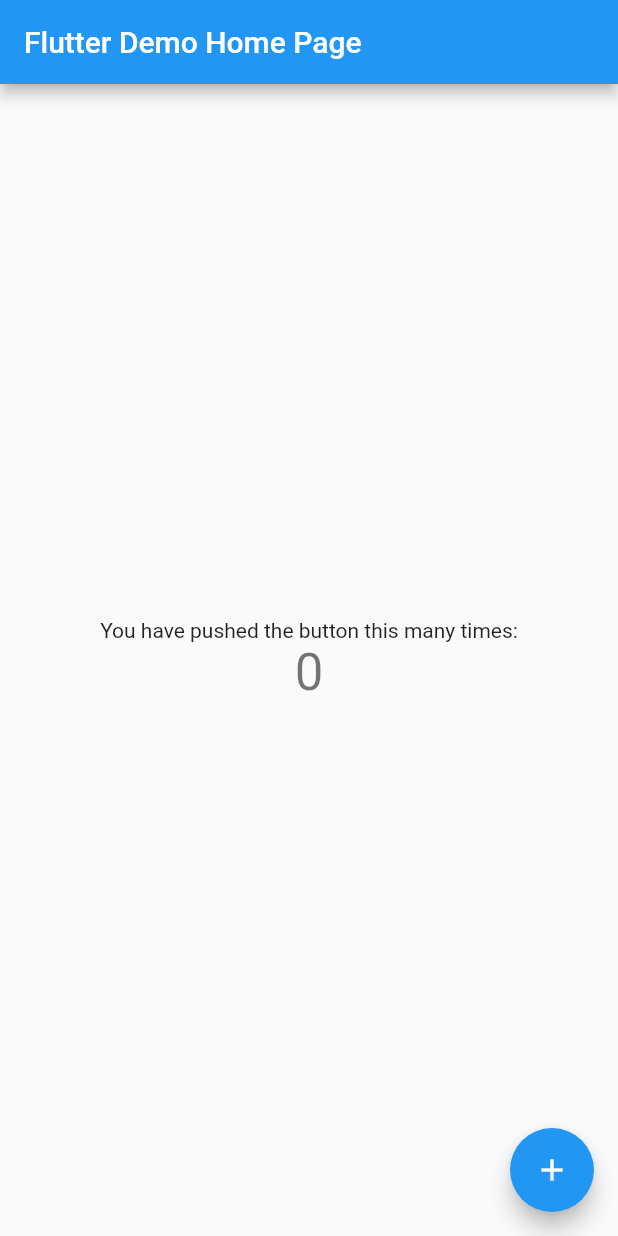
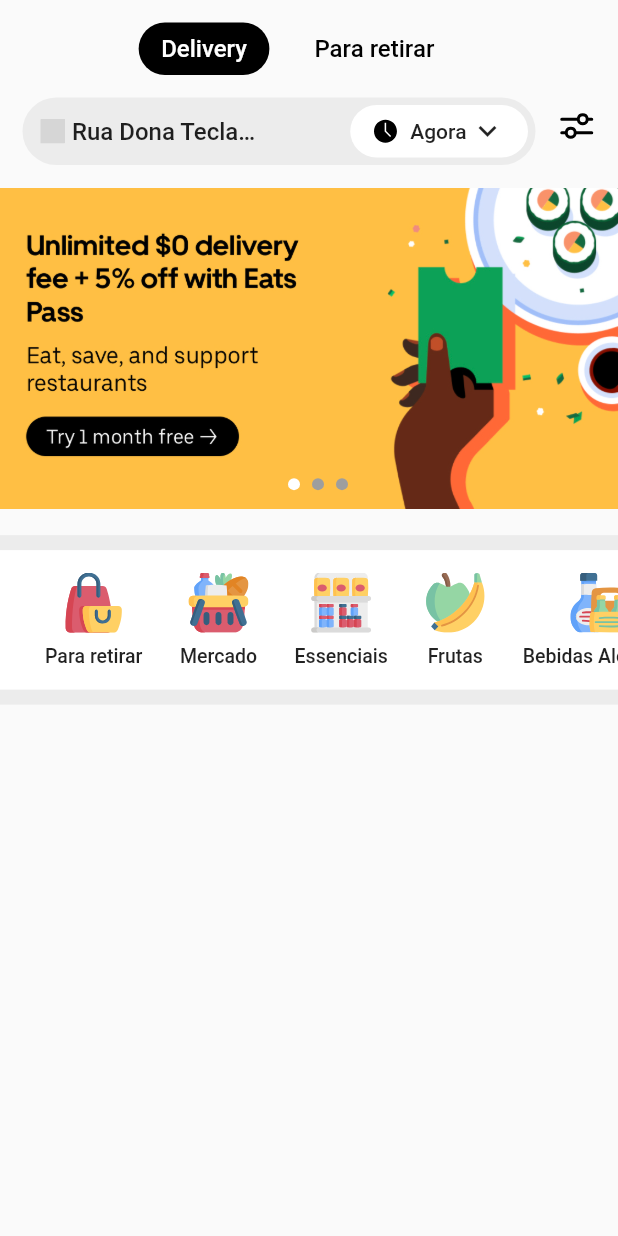
Before and after one commit to raphaeroo/flutter__uber-eats_ui-clone, a Flutter app: the screen it shows after launch, on a phone screen of 412 x 824 dp. Run offline on Flutter 3.47's test engine with Material 2 defaults, Android fonts, the light colour scheme and no system bars; drawn by our look-alikes of carousel_slider; our stand-ins replace animate_do, flutter_svg; grey boxes are pictures that could not be loaded.

Commit message:
finish item categories

```diff
--- a/lib/main.dart
+++ b/lib/main.dart
@@ -1,113 +1,6 @@
 import 'package:flutter/material.dart';
+import 'package:uber_eats_clone/pages/home_page.dart';
 
 void main() {
-  runApp(MyApp());
+  runApp(MaterialApp(debugShowCheckedModeBanner: false, home: HomePage()));
 }
-
-class MyApp extends StatelessWidget {
-  // This widget is the root of your application.
-  @override
-  Widget build(BuildContext context) {
-    return MaterialApp(
-      title: 'Flutter Demo',
-      theme: ThemeData(
-        // This is the theme of your application.
-        //
-        // Try running your application with "flutter run". You'll see the
-        // application has a blue toolbar. Then, without quitting the app, try
-        // changing the primarySwatch below to Colors.green and then invoke
-        // "hot reload" (press "r" in the console where you ran "flutter run",
-        // or simply save your changes to "hot reload" in a Flutter IDE).
-        // Notice that the counter didn't reset back to zero; the application
-        // is not restarted.
-        primarySwatch: Colors.blue,
-      ),
-      home: MyHomePage(title: 'Flutter Demo Home Page'),
-    );
-  }
-}
-
-class MyHomePage extends StatefulWidget {
-  MyHomePage({Key key, this.title}) : super(key: key);
-
-  // This widget is the home page of your application. It is stateful, meaning
-  // that it has a State object (defined below) that contains fields that affect
-  // how it looks.
-
-  // This class is the configuration for the state. It holds the values (in this
-  // case the title) provided by the parent (in this case the App widget) and
-  // used by the build method of the State. Fields in a Widget subclass are
-  // always marked "final".
-
-  final String title;
-
-  @override
-  _MyHomePageState createState() => _MyHomePageState();
-}
-
-class _MyHomePageState extends State<MyHomePage> {
-  int _counter = 0;
-
-  void _incrementCounter() {
-    setState(() {
-      // This call to setState tells the Flutter framework that something has
-      // changed in this State, which causes it to rerun the build method below
-      // so that the display can reflect the updated values. If we changed
-      // _counter without calling setState(), then the build method would not be
-      // called again, and so nothing would appear to happen.
-      _counter++;
-    });
-  }
-
-  @override
-  Widget build(BuildContext context) {
-    // This method is rerun every time setState is called, for instance as done
-    // by the _incrementCounter method above.
-    //
-    // The Flutter framework has been optimized to make rerunning build methods
-    // fast, so that you can just rebuild anything that needs updating rather
-    // than having to individually change instances of widgets.
-    return Scaffold(
-      appBar: AppBar(
-        // Here we take the value from the MyHomePage object that was created by
-        // the App.build method, and use it to set our appbar title.
-        title: Text(widget.title),
-      ),
-      body: Center(
-        // Center is a layout widget. It takes a single child and positions it
-        // in the middle of the parent.
-        child: Column(
-          // Column is also a layout widget. It takes a list of children and
-          // arranges them vertically. By default, it sizes itself to fit its
-          // children horizontally, and tries to be as tall as its parent.
-          //
-          // Invoke "debug painting" (press "p" in the console, choose the
-          // "Toggle Debug Paint" action from the Flutter Inspector in Android
-          // Studio, or the "Toggle Debug Paint" command in Visual Studio Code)
-          // to see the wireframe for each widget.
-          //
-          // Column has various properties to control how it sizes itself and
-          // how it positions its children. Here we use mainAxisAlignment to
-          // center the children vertically; the main axis here is the vertical
-          // axis because Columns are vertical (the cross axis would be
-          // horizontal).
-          mainAxisAlignment: MainAxisAlignment.center,
-          children: <Widget>[
-            Text(
-              'You have pushed the button this many times:',
-            ),
-            Text(
-              '$_counter',
-              style: Theme.of(context).textTheme.headline4,
-            ),
-          ],
-        ),
-      ),
-      floatingActionButton: FloatingActionButton(
-        onPressed: _incrementCounter,
-        tooltip: 'Increment',
-        child: Icon(Icons.add),
-      ), // This trailing comma makes auto-formatting nicer for build methods.
-    );
-  }
-}
--- /dev/null
+++ b/lib/pages/home_page.dart
@@ -0,0 +1,221 @@
+import 'package:animate_do/animate_do.dart';
+import 'package:flutter/material.dart';
+import 'package:flutter_svg/flutter_svg.dart';
+import 'package:uber_eats_clone/json/home_page_json.dart';
+import 'package:uber_eats_clone/theme/colors.dart';
+import 'package:uber_eats_clone/theme/styles.dart';
+import 'package:uber_eats_clone/widgets/custom_slider.dart';
+
+class HomePage extends StatefulWidget {
+  @override
+  _HomePageState createState() => _HomePageState();
+}
+
+class _HomePageState extends State<HomePage> {
+  int activeMenu = 0;
+
+  @override
+  Widget build(BuildContext context) {
+    return Scaffold(body: getBody());
+  }
+
+  Widget getBody() {
+    var size = MediaQuery.of(context).size;
+    return ListView(children: [
+      Column(crossAxisAlignment: CrossAxisAlignment.start, children: [
+        SizedBox(
+          height: 15,
+        ),
+        headerComponent(),
+        searchBar(size),
+        slider(),
+        fastIcons(size),
+      ])
+    ]);
+  }
+
+  Widget headerComponent() {
+    return Column(
+      children: [
+        Row(
+          mainAxisAlignment: MainAxisAlignment.center,
+          children: List.generate(menu.length, (index) {
+            return Padding(
+              padding: const EdgeInsets.only(right: 15),
+              child: GestureDetector(
+                onTap: () {
+                  setState(() {
+                    activeMenu = index;
+                  });
+                },
+                child: activeMenu == index
+                    ? ElasticIn(
+                        child: Container(
+                          decoration: BoxDecoration(
+                              color: black,
+                              borderRadius: BorderRadius.circular(30)),
+                          child: Padding(
+                            padding: EdgeInsets.only(
+                                left: 15, right: 15, bottom: 8, top: 8),
+                            child: Row(
+                              children: [
+                                Text(menu[index],
+                                    style: TextStyle(
+                                        fontSize: 16,
+                                        color: white,
+                                        fontWeight: FontWeight.w500))
+                              ],
+                            ),
+                          ),
+                        ),
+                      )
+                    : Container(
+                        decoration: BoxDecoration(
+                            color: Colors.transparent,
+                            borderRadius: BorderRadius.circular(30)),
+                        child: Padding(
+                          padding: EdgeInsets.only(
+                              left: 15, right: 15, bottom: 8, top: 8),
+                          child: Row(
+                            children: [
+                              Text(menu[index],
+                                  style: TextStyle(
+                                      fontSize: 16,
+                                      color: black,
+                                      fontWeight: FontWeight.w500))
+                            ],
+                          ),
+                        ),
+                      ),
+              ),
+            );
+          }),
+        ),
+        SizedBox(height: 15)
+      ],
+    );
+  }
+
+  Widget searchBar(size) {
+    return Column(
+      children: [
+        Row(children: [
+          Container(
+            margin: EdgeInsets.only(left: 15),
+            height: 45,
+            width: size.width - 70,
+            decoration: BoxDecoration(
+              color: textFieldColor,
+              borderRadius: BorderRadius.circular(30),
+            ),
+            child: Row(
+              mainAxisAlignment: MainAxisAlignment.spaceBetween,
+              children: [
+                Padding(
+                  padding: EdgeInsets.all(12),
+                  child: Row(
+                    children: [
+                      SvgPicture.asset(
+                        'assets/images/pin_icon.svg',
+                        width: 16,
+                      ),
+                      SizedBox(
+                        width: 5,
+                      ),
+                      Container(
+                        width: 125,
+                        child: Text(
+                          'Rua Dona Tecla, 350',
+                          style: customContent,
+                          overflow: TextOverflow.ellipsis,
+                        ),
+                      )
+                    ],
+                  ),
+                ),
+                Padding(
+                  padding: EdgeInsets.all(5),
+                  child: Container(
+                    height: 35,
+                    decoration: BoxDecoration(
+                        color: white, borderRadius: BorderRadius.circular(30)),
+                    child: Padding(
+                      padding: EdgeInsets.only(left: 15, right: 15),
+                      child: Row(
+                        children: [
+                          SvgPicture.asset('assets/images/time_icon.svg',
+                              width: 17),
+                          SizedBox(width: 8),
+                          Text(
+                            'Agora',
+                            style: TextStyle(
+                                fontSize: 14, fontWeight: FontWeight.w500),
+                          ),
+                          SizedBox(width: 2),
+                          Icon(Icons.keyboard_arrow_down)
+                        ],
+                      ),
+                    ),
+                  ),
+                ),
+              ],
+            ),
+          ),
+          Expanded(
+              child: Container(
+                  child: SvgPicture.asset('assets/images/filter_icon.svg')))
+        ]),
+        SizedBox(height: 15),
+      ],
+    );
+  }
+
+  Widget slider() {
+    return CustomSliderWidget(
+      items: [
+        'assets/images/slide_1.jpg',
+        'assets/images/slide_2.jpg',
+        'assets/images/slide_3.jpg',
+      ],
+    );
+  }
+
+  Widget fastIcons(size) {
+    return Container(
+      width: size.width,
+      decoration: BoxDecoration(color: textFieldColor),
+      child: Padding(
+        padding: EdgeInsets.only(bottom: 10, top: 10),
+        child: Container(
+          decoration: BoxDecoration(color: white),
+          child: Padding(
+            padding: EdgeInsets.only(top: 15, bottom: 15),
+            child: SingleChildScrollView(
+              scrollDirection: Axis.horizontal,
+              child: Container(
+                margin: EdgeInsets.only(left: 30),
+                child: Row(
+                  children: List.generate(categories.length, (index) {
+                    return Padding(
+                      padding: const EdgeInsets.only(right: 25),
+                      child: Column(children: [
+                        SvgPicture.asset(
+                          categories[index]['img'],
+                          width: 40,
+                        ),
+                        SizedBox(height: 8),
+                        Text(categories[index]['name'],
+                            style: TextStyle(
+                                fontSize: 13, fontWeight: FontWeight.w500))
+                      ]),
+                    );
+                  }),
+                ),
+              ),
+            ),
+          ),
+        ),
+      ),
+    );
+  }
+}
--- /dev/null
+++ b/lib/theme/colors.dart
@@ -0,0 +1,8 @@
+import 'package:flutter/material.dart';
+
+var primary = Color(0xFF00954d);
+var white = Color(0xFFFFFFFF);
+var bgColor = Color(0xFFf0f1f3);
+var black = Color(0xFF000000);
+var textFieldColor = Colors.grey.withOpacity(0.15);
+var yellowStar = Color(0xFFfacb00);
--- /dev/null
+++ b/lib/widgets/custom_slider.dart
@@ -0,0 +1,106 @@
+import 'package:carousel_slider/carousel_options.dart';
+import 'package:carousel_slider/carousel_slider.dart';
+import 'package:flutter/material.dart';
+import 'package:uber_eats_clone/theme/colors.dart';
+
+class ActiveDot extends StatelessWidget {
+  @override
+  Widget build(BuildContext context) {
+    return Padding(
+      padding: const EdgeInsets.only(right: 8.0),
+      child: Container(
+        width: 8,
+        height: 8,
+        decoration: BoxDecoration(
+          color: white,
+          borderRadius: BorderRadius.circular(5),
+        ),
+      ),
+    );
+  }
+}
+
+class InactiveDot extends StatelessWidget {
+  @override
+  Widget build(BuildContext context) {
+    return Padding(
+      padding: const EdgeInsets.only(right: 8.0),
+      child: Container(
+        width: 8,
+        height: 8,
+        decoration: BoxDecoration(
+          color: Colors.grey,
+          borderRadius: BorderRadius.circular(5),
+        ),
+      ),
+    );
+  }
+}
+
+class CustomSliderWidget extends StatefulWidget {
+  final List items;
+
+  CustomSliderWidget({this.items});
+
+  @override
+  _CustomSliderWidgetState createState() => _CustomSliderWidgetState();
+}
+
+class _CustomSliderWidgetState extends State<CustomSliderWidget> {
+  int activeIndex = 0;
+  setActiveDot(index) {
+    setState(() {
+      activeIndex = index;
+    });
+  }
+
+  @override
+  Widget build(BuildContext context) {
+    return Stack(
+      clipBehavior: Clip.none,
+      children: [
+        Container(
+          width: MediaQuery.of(context).size.width,
+          child: CarouselSlider(
+            options: CarouselOptions(
+              onPageChanged: (index, reason) {
+                setActiveDot(index);
+              },
+              enableInfiniteScroll: false,
+              autoPlayCurve: Curves.fastLinearToSlowEaseIn,
+              autoPlayAnimationDuration: Duration(seconds: 2),
+              // autoPlay: true,
+              viewportFraction: 1.0,
+            ),
+            items: widget.items.map((item) {
+              return Builder(
+                builder: (BuildContext context) {
+                  return Stack(
+                    children: <Widget>[
+                      Container(
+                          width: MediaQuery.of(context).size.width,
+                          child: Image(
+                            image: AssetImage(item),
+                            fit: BoxFit.cover,
+                          )),
+                    ],
+                  );
+                },
+              );
+            }).toList(),
+          ),
+        ),
+        Positioned(
+          left: 20,
+          right: 0,
+          bottom: 30,
+          child: Row(
+              mainAxisAlignment: MainAxisAlignment.center,
+              children: List.generate(widget.items.length, (idx) {
+                return activeIndex == idx ? ActiveDot() : InactiveDot();
+              })),
+        )
+      ],
+    );
+  }
+}
```
Also changed, not shown: lib/json/home_page_json.dart (added, +129 -0 lines), lib/theme/styles.dart (added, +9 -0 lines), 6 other files.
